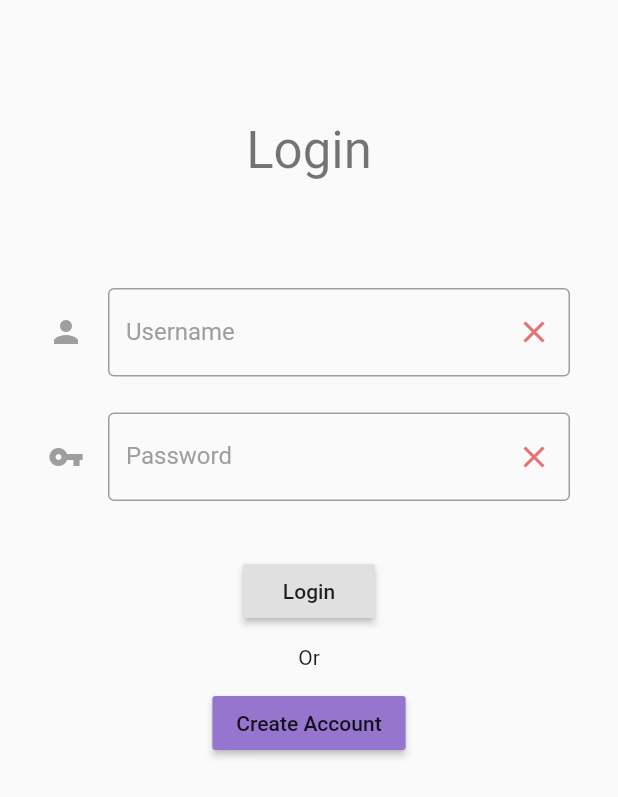
After one commit to asundheim/Doorman, a Flutter app: the screen it shows after launch, after a tap on "Create Account", on a phone screen of 412 x 824 dp. The commit adds this screen. Shown: the top 797 px of the screen. Run offline on Flutter 3.47's test engine with Material 2 defaults, Android fonts, the phone set to English and light mode, and no system bars; our stand-ins replace google_sign_in, image_picker, numberpicker, qr_flutter, shared_preferences; missing offline and left inert: firebase_ml_vision, qrcode_reader; accounts and stored records are empty; network calls fail.

Commit message:
Intial work on login page

```diff
--- a/lib/main.dart
+++ b/lib/main.dart
@@ -1,5 +1,10 @@
 import 'package:flutter/material.dart';
+import 'package:shared_preferences/shared_preferences.dart';
 import './pages/home.dart';
+import './pages/login.dart';
+import './pages/splash.dart';
+import './services/auth_service.dart' as auth;
+
 void main() => runApp(Main());
 
 class Main extends StatelessWidget {
@@ -8,9 +13,29 @@ class Main extends StatelessWidget {
     return MaterialApp(
       title: 'Gatekeeper',
       theme: ThemeData(
-        primarySwatch: Colors.blue,
+        primarySwatch: Colors.deepPurple,
       ),
-      home: const Home()
+      initialRoute: '/',
+      routes: <String, WidgetBuilder>{
+        '/': (BuildContext context) => FutureBuilder<SharedPreferences>(
+          future: getStorageInstance(),
+          builder: (BuildContext context, AsyncSnapshot<SharedPreferences> snapshot) {
+            if (snapshot.hasData) {
+              if (auth.tokenExists(snapshot.data)) {
+                return Home(userID: auth.getUserID(snapshot.data));
+              } else {
+                return Login();
+              }
+            } else {
+              return SplashScreen();
+            }
+          },
+        )
+      },
     );
   }
+
+  Future<SharedPreferences> getStorageInstance() async {
+    return SharedPreferences.getInstance();
+  }
 }
--- a/lib/pages/home.dart
+++ b/lib/pages/home.dart
@@ -10,10 +10,12 @@ import './scanchooser.dart';
 import './settings.dart';
 
 class Home extends StatefulWidget {
-  const Home({Key key}) : super(key: key);
+  final String userID;
+
+  const Home({Key key, @required this.userID}) : super(key: key);
 
   @override
-  _HomeState createState() => _HomeState();
+  _HomeState createState() => _HomeState(userID: userID);
 }
 
 class _HomeState extends State<Home> {
@@ -21,7 +23,7 @@ class _HomeState extends State<Home> {
   String userID = 'ders';
   List<Widget> _widgetOptions;
 
-  _HomeState() {
+  _HomeState({@required this.userID}) {
     _widgetOptions = <Widget>[
       Events(userID: userID),
       ScanChooser(userID: userID),
--- /dev/null
+++ b/lib/pages/login.dart
@@ -0,0 +1,114 @@
+import 'package:flutter/material.dart';
+import './home.dart';
+
+class Login extends StatefulWidget {
+  @override
+  _LoginState createState() => _LoginState();
+}
+
+class _LoginState extends State<Login> {
+  Icon _userValid = Icon(Icons.clear, color: Colors.red[300]);
+  Icon _passwordValid = Icon(Icons.clear, color: Colors.red[300]);
+
+  @override
+  Widget build(BuildContext context) {
+    return Scaffold(
+      body: Center(
+        child: ListView(
+          padding: const EdgeInsets.all(20.0),
+          children: <Widget>[
+            Padding(
+              padding: const EdgeInsets.all(60.0),
+              child: Center(
+                child: Text(
+                  'Login',
+                  style: Theme.of(context).textTheme.display1,
+                ),
+              )
+            ),
+            Padding(
+              padding: const EdgeInsets.all(12.0),
+              child: TextField(
+                  decoration: InputDecoration(
+                    icon: const Icon(Icons.person, color: Colors.grey),
+                    suffixIcon: _userValid,
+                    labelText: 'Username',
+                    labelStyle: TextStyle(color: Colors.grey),
+                    enabledBorder: OutlineInputBorder(
+                        borderSide: BorderSide(color: Colors.grey)
+                    ),
+                    focusedBorder: OutlineInputBorder(
+                        borderSide: BorderSide(color: _userValid.color)
+                    ),
+                  ),
+                  onChanged: (String value) =>
+                      setState(() =>
+                        _userValid = value.isEmpty ?
+                          Icon(Icons.clear, color: Colors.red[300]) :
+                          Icon(Icons.check, color: Colors.green[300])
+                      )
+              ),
+            ),
+            Padding(
+              padding: const EdgeInsets.all(12.0),
+              child: TextField(
+                  decoration: InputDecoration(
+                    icon: const Icon(Icons.vpn_key, color: Colors.grey),
+                    suffixIcon: _passwordValid,
+                    labelText: 'Password',
+                    labelStyle: TextStyle(color: Colors.grey),
+                    enabledBorder: OutlineInputBorder(
+                        borderSide: BorderSide(color: Colors.grey)
+                    ),
+                    focusedBorder: OutlineInputBorder(
+                        borderSide: BorderSide(color: _passwordValid.color)
+                    ),
+                  ),
+                  obscureText: true,
+                  onChanged: (String value) =>
+                      setState(() =>
+                        _passwordValid = value.isEmpty ?
+                          Icon(Icons.clear, color: Colors.red[300]) :
+                          Icon(Icons.check, color: Colors.green[300])
+                      )
+              ),
+            ),
+            Padding(
+              padding: const EdgeInsets.only(top: 24.0, bottom: 12.0),
+              child: Center(
+                child: RaisedButton(
+                  child: const Text('Login'),
+                  onPressed: () => _login(),
+                ),
+              )
+            ),
+            Center(
+              child: const Text('Or'),
+            ),
+            Padding(
+              padding: const EdgeInsets.all(12.0),
+              child: Center(
+                child: RaisedButton(
+                  child: const Text('Create Account'),
+                  color: Colors.deepPurple[300],
+                  onPressed: () => _createAccount()
+                ),
+              )
+            )
+          ],
+        ),
+      ),
+    );
+  }
+
+  void _createAccount() {
+
+  }
+
+  void _login() {
+    Navigator.push<dynamic>(
+        context, MaterialPageRoute<Home>(
+        builder: (BuildContext context) => const Home(userID: 'ders'))
+    );
+  }
+}
--- /dev/null
+++ b/lib/pages/splash.dart
@@ -0,0 +1,21 @@
+import 'package:flutter/material.dart';
+
+class SplashScreen extends StatelessWidget {
+  @override
+  Widget build(BuildContext context) {
+    return Scaffold(
+      body: Center(
+        child: Column(
+          mainAxisAlignment: MainAxisAlignment.center,
+          children: <Widget>[
+            Padding(
+              padding: const EdgeInsets.all(60.0),
+              child: Text('Gatekeeper', style: Theme.of(context).textTheme.display1),
+            ),
+            const CircularProgressIndicator()
+          ],
+        ),
+      ),
+    );
+  }
+}
--- a/lib/services/auth_service.dart
+++ b/lib/services/auth_service.dart
@@ -1,4 +1,5 @@
 import 'package:google_sign_in/google_sign_in.dart';
+import 'package:shared_preferences/shared_preferences.dart';
 
 GoogleSignInAccount currentUser;
 
@@ -20,3 +21,9 @@ Future<void> handleSignIn() async {
 Future<void> handleSignOut() async {
   googleSignIn.disconnect();
 }
+
+bool tokenExists(SharedPreferences prefs) =>
+    prefs.getKeys().contains('userID');
+
+String getUserID(SharedPreferences prefs) =>
+    prefs.getString('userID');
--- a/pubspec.yaml
+++ b/pubspec.yaml
@@ -26,6 +26,7 @@ dependencies:
   firebase_ml_vision: ^0.6.0+1
   image_picker: ^0.5.0+3
   cloud_firestore: ^0.9.5+2
+  shared_preferences: ^0.5.1+1
   # The following adds the Cupertino Icons font to your application.
   # Use with the CupertinoIcons class for iOS style icons.
   cupertino_icons: ^0.1.2
```
